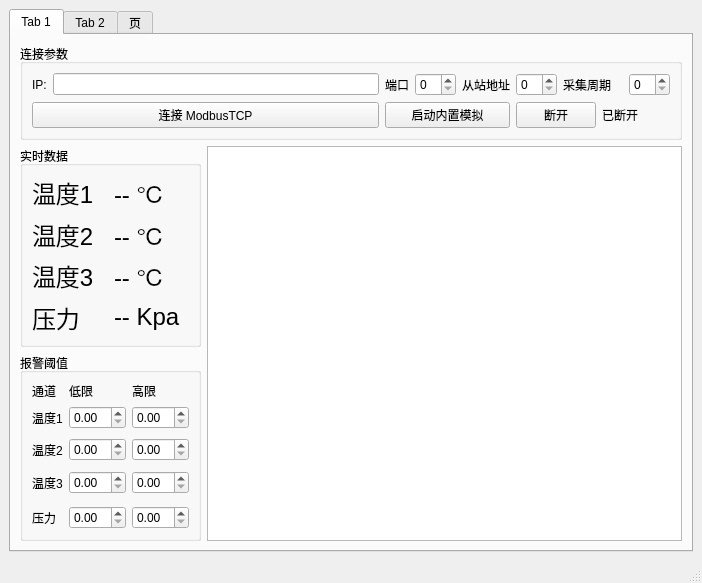
Kxq-xl/IEMonitor2.0, file mainwindow.ui: the form before one commit.
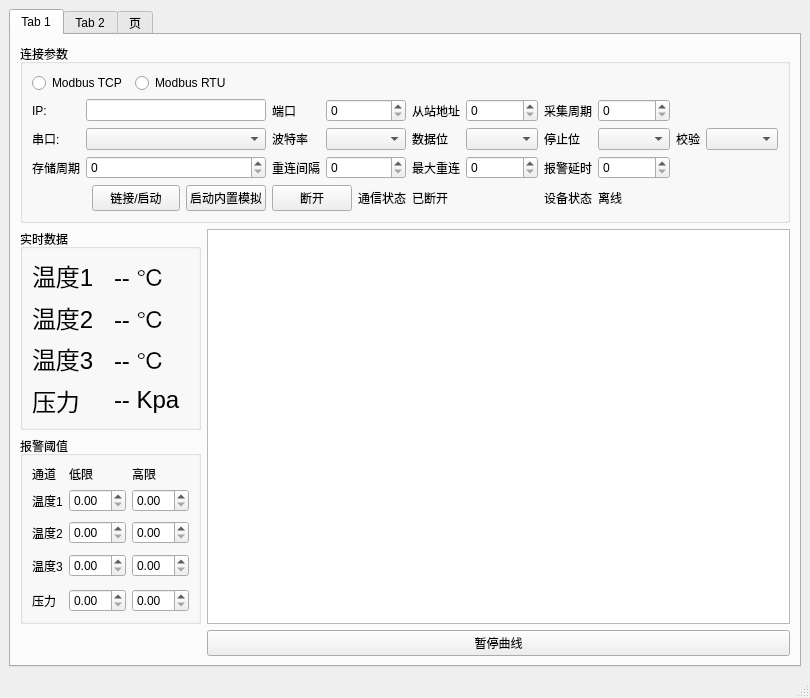
The form after the commit. Custom widgets are drawn as their Qt base class.

Commit message: 手动拖动了控件，更新了 UI 界面，然后在`initConnectionPage` 函数中 默认初始化了一些参数。

The edit to the form file:
```diff
--- a/mainwindow.ui
+++ b/mainwindow.ui
@@ -7,7 +7,7 @@
     <x>0</x>
     <y>0</y>
     <width>702</width>
-    <height>570</height>
+    <height>589</height>
    </rect>
   </property>
   <property name="windowTitle">
@@ -24,151 +24,9 @@
        <attribute name="title">
         <string>Tab 1</string>
        </attribute>
-       <layout class="QHBoxLayout" name="horizontalLayout_3">
-        <item>
-         <layout class="QGridLayout" name="gridLayout" rowstretch="0,1,0" columnstretch="1,4">
-          <item row="0" column="0" colspan="2">
-           <widget class="QGroupBox" name="conParaGBox">
-            <property name="title">
-             <string>连接参数</string>
-            </property>
-            <layout class="QGridLayout" name="gridLayout_8">
-             <item row="0" column="6" colspan="2">
-              <widget class="QLabel" name="label_Cycle">
-               <property name="text">
-                <string>采集周期</string>
-               </property>
-              </widget>
-             </item>
-             <item row="0" column="4">
-              <widget class="QLabel" name="label_Addr">
-               <property name="text">
-                <string>从站地址</string>
-               </property>
-              </widget>
-             </item>
-             <item row="1" column="5" colspan="2">
-              <widget class="QPushButton" name="disCon">
-               <property name="text">
-                <string>断开</string>
-               </property>
-              </widget>
-             </item>
-             <item row="0" column="1">
-              <widget class="QLineEdit" name="ipLine"/>
-             </item>
-             <item row="1" column="7" colspan="2">
-              <widget class="QLabel" name="label_IsCon">
-               <property name="text">
-                <string>已断开</string>
-               </property>
-              </widget>
-             </item>
-             <item row="0" column="2">
-              <widget class="QLabel" name="label_Port">
-               <property name="text">
-                <string>端口</string>
-               </property>
-              </widget>
-             </item>
-             <item row="1" column="0" colspan="2">
-              <widget class="QPushButton" name="conTcp">
-               <property name="text">
-                <string>连接 ModbusTCP</string>
-               </property>
-              </widget>
-             </item>
-             <item row="0" column="0">
-              <widget class="QLabel" name="label_IP">
-               <property name="text">
-                <string>IP:</string>
-               </property>
-              </widget>
-             </item>
-             <item row="0" column="8">
-              <widget class="QSpinBox" name="spinInterval"/>
-             </item>
-             <item row="1" column="2" colspan="3">
-              <widget class="QPushButton" name="pushButton">
-               <property name="text">
-                <string>启动内置模拟</string>
-               </property>
-              </widget>
-             </item>
-             <item row="0" column="5">
-              <widget class="QSpinBox" name="spinSlaveAddr"/>
-             </item>
-             <item row="0" column="3">
-              <widget class="QSpinBox" name="spinPort"/>
-             </item>
-            </layout>
-           </widget>
-          </item>
-          <item row="1" column="0">
-           <widget class="QGroupBox" name="dataGBox">
-            <property name="title">
-             <string>实时数据</string>
-            </property>
-            <layout class="QGridLayout" name="gridLayout_2" rowminimumheight="0,0,0,0">
-             <item row="0" column="0">
-              <widget class="QLabel" name="label_1">
-               <property name="text">
-                <string>&lt;html&gt;&lt;head/&gt;&lt;body&gt;&lt;p&gt;&lt;span style=&quot; font-size:18pt;&quot;&gt;温度1&lt;/span&gt;&lt;/p&gt;&lt;/body&gt;&lt;/html&gt;</string>
-               </property>
-              </widget>
-             </item>
-             <item row="1" column="0">
-              <widget class="QLabel" name="label_2">
-               <property name="text">
-                <string>&lt;html&gt;&lt;head/&gt;&lt;body&gt;&lt;p&gt;&lt;span style=&quot; font-size:18pt;&quot;&gt;温度2&lt;/span&gt;&lt;/p&gt;&lt;/body&gt;&lt;/html&gt;</string>
-               </property>
-              </widget>
-             </item>
-             <item row="1" column="1">
-              <widget class="QLabel" name="temp2">
-               <property name="text">
-                <string>&lt;html&gt;&lt;head/&gt;&lt;body&gt;&lt;p&gt;&lt;span style=&quot; font-size:18pt;&quot;&gt;-- ℃&lt;/span&gt;&lt;/p&gt;&lt;/body&gt;&lt;/html&gt;</string>
-               </property>
-              </widget>
-             </item>
-             <item row="2" column="0">
-              <widget class="QLabel" name="label_3">
-               <property name="text">
-                <string>&lt;html&gt;&lt;head/&gt;&lt;body&gt;&lt;p&gt;&lt;span style=&quot; font-size:18pt;&quot;&gt;温度3&lt;/span&gt;&lt;/p&gt;&lt;/body&gt;&lt;/html&gt;</string>
-               </property>
-              </widget>
-             </item>
-             <item row="2" column="1">
-              <widget class="QLabel" name="temp3">
-               <property name="text">
-                <string>&lt;html&gt;&lt;head/&gt;&lt;body&gt;&lt;p&gt;&lt;span style=&quot; font-size:18pt;&quot;&gt;-- ℃&lt;/span&gt;&lt;/p&gt;&lt;/body&gt;&lt;/html&gt;</string>
-               </property>
-              </widget>
-             </item>
-             <item row="3" column="0">
-              <widget class="QLabel" name="label_4">
-               <property name="text">
-                <string>&lt;html&gt;&lt;head/&gt;&lt;body&gt;&lt;p&gt;&lt;span style=&quot; font-size:18pt;&quot;&gt;压力&lt;/span&gt;&lt;/p&gt;&lt;/body&gt;&lt;/html&gt;</string>
-               </property>
-              </widget>
-             </item>
-             <item row="3" column="1">
-              <widget class="QLabel" name="pressure">
-               <property name="text">
-                <string>&lt;html&gt;&lt;head/&gt;&lt;body&gt;&lt;p&gt;&lt;span style=&quot; font-size:18pt;&quot;&gt;-- Kpa&lt;/span&gt;&lt;/p&gt;&lt;/body&gt;&lt;/html&gt;</string>
-               </property>
-              </widget>
-             </item>
-             <item row="0" column="1">
-              <widget class="QLabel" name="temp1">
-               <property name="text">
-                <string>&lt;html&gt;&lt;head/&gt;&lt;body&gt;&lt;p&gt;&lt;span style=&quot; font-size:18pt;&quot;&gt;-- ℃&lt;/span&gt;&lt;/p&gt;&lt;/body&gt;&lt;/html&gt;</string>
-               </property>
-              </widget>
-             </item>
-            </layout>
-           </widget>
-          </item>
+       <layout class="QGridLayout" name="gridLayout_5">
+        <item row="0" column="0">
+         <layout class="QGridLayout" name="gridLayout_4" rowstretch="0,1,0,0" columnstretch="1,4">
           <item row="1" column="1" rowspan="2">
            <widget class="QChartView" name="graphicsView"/>
           </item>
@@ -254,6 +112,280 @@
             </layout>
            </widget>
           </item>
+          <item row="3" column="1">
+           <widget class="QPushButton" name="pauseChartButton">
+            <property name="text">
+             <string>暂停曲线</string>
+            </property>
+           </widget>
+          </item>
+          <item row="1" column="0">
+           <widget class="QGroupBox" name="dataGBox">
+            <property name="title">
+             <string>实时数据</string>
+            </property>
+            <layout class="QGridLayout" name="gridLayout_2" rowminimumheight="0,0,0,0">
+             <item row="3" column="0">
+              <widget class="QLabel" name="label_4">
+               <property name="text">
+                <string>&lt;html&gt;&lt;head/&gt;&lt;body&gt;&lt;p&gt;&lt;span style=&quot; font-size:18pt;&quot;&gt;压力&lt;/span&gt;&lt;/p&gt;&lt;/body&gt;&lt;/html&gt;</string>
+               </property>
+              </widget>
+             </item>
+             <item row="1" column="0">
+              <widget class="QLabel" name="label_2">
+               <property name="text">
+                <string>&lt;html&gt;&lt;head/&gt;&lt;body&gt;&lt;p&gt;&lt;span style=&quot; font-size:18pt;&quot;&gt;温度2&lt;/span&gt;&lt;/p&gt;&lt;/body&gt;&lt;/html&gt;</string>
+               </property>
+              </widget>
+             </item>
+             <item row="2" column="0">
+              <widget class="QLabel" name="label_3">
+               <property name="text">
+                <string>&lt;html&gt;&lt;head/&gt;&lt;body&gt;&lt;p&gt;&lt;span style=&quot; font-size:18pt;&quot;&gt;温度3&lt;/span&gt;&lt;/p&gt;&lt;/body&gt;&lt;/html&gt;</string>
+               </property>
+              </widget>
+             </item>
+             <item row="3" column="1">
+              <widget class="QLabel" name="pressure">
+               <property name="text">
+                <string>&lt;html&gt;&lt;head/&gt;&lt;body&gt;&lt;p&gt;&lt;span style=&quot; font-size:18pt;&quot;&gt;-- Kpa&lt;/span&gt;&lt;/p&gt;&lt;/body&gt;&lt;/html&gt;</string>
+               </property>
+              </widget>
+             </item>
+             <item row="2" column="1">
+              <widget class="QLabel" name="temp3">
+               <property name="text">
+                <string>&lt;html&gt;&lt;head/&gt;&lt;body&gt;&lt;p&gt;&lt;span style=&quot; font-size:18pt;&quot;&gt;-- ℃&lt;/span&gt;&lt;/p&gt;&lt;/body&gt;&lt;/html&gt;</string>
+               </property>
+              </widget>
+             </item>
+             <item row="0" column="0">
+              <widget class="QLabel" name="label_1">
+               <property name="text">
+                <string>&lt;html&gt;&lt;head/&gt;&lt;body&gt;&lt;p&gt;&lt;span style=&quot; font-size:18pt;&quot;&gt;温度1&lt;/span&gt;&lt;/p&gt;&lt;/body&gt;&lt;/html&gt;</string>
+               </property>
+              </widget>
+             </item>
+             <item row="1" column="1">
+              <widget class="QLabel" name="temp2">
+               <property name="text">
+                <string>&lt;html&gt;&lt;head/&gt;&lt;body&gt;&lt;p&gt;&lt;span style=&quot; font-size:18pt;&quot;&gt;-- ℃&lt;/span&gt;&lt;/p&gt;&lt;/body&gt;&lt;/html&gt;</string>
+               </property>
+              </widget>
+             </item>
+             <item row="0" column="1">
+              <widget class="QLabel" name="temp1">
+               <property name="text">
+                <string>&lt;html&gt;&lt;head/&gt;&lt;body&gt;&lt;p&gt;&lt;span style=&quot; font-size:18pt;&quot;&gt;-- ℃&lt;/span&gt;&lt;/p&gt;&lt;/body&gt;&lt;/html&gt;</string>
+               </property>
+              </widget>
+             </item>
+            </layout>
+           </widget>
+          </item>
+          <item row="0" column="0" colspan="2">
+           <widget class="QGroupBox" name="conParaGBox">
+            <property name="title">
+             <string>连接参数</string>
+            </property>
+            <layout class="QGridLayout" name="gridLayout">
+             <item row="4" column="6">
+              <widget class="QLabel" name="label_Port_4">
+               <property name="text">
+                <string>重连间隔</string>
+               </property>
+              </widget>
+             </item>
+             <item row="1" column="7" colspan="2">
+              <widget class="QSpinBox" name="spinPort"/>
+             </item>
+             <item row="6" column="12">
+              <widget class="QLabel" name="label_14">
+               <property name="text">
+                <string>设备状态</string>
+               </property>
+              </widget>
+             </item>
+             <item row="6" column="8">
+              <widget class="QLabel" name="label_13">
+               <property name="text">
+                <string>通信状态</string>
+               </property>
+              </widget>
+             </item>
+             <item row="1" column="0">
+              <widget class="QLabel" name="label_IP">
+               <property name="text">
+                <string>IP:</string>
+               </property>
+              </widget>
+             </item>
+             <item row="1" column="9">
+              <widget class="QLabel" name="label_Addr">
+               <property name="text">
+                <string>从站地址</string>
+               </property>
+              </widget>
+             </item>
+             <item row="3" column="13">
+              <widget class="QComboBox" name="stopBitsCombo"/>
+             </item>
+             <item row="4" column="10">
+              <widget class="QSpinBox" name="maxReconnectSpin"/>
+             </item>
+             <item row="4" column="9">
+              <widget class="QLabel" name="label_Addr_3">
+               <property name="text">
+                <string>最大重连</string>
+               </property>
+              </widget>
+             </item>
+             <item row="3" column="9">
+              <widget class="QLabel" name="label_dataBits">
+               <property name="text">
+                <string>数据位</string>
+               </property>
+              </widget>
+             </item>
+             <item row="3" column="12">
+              <widget class="QLabel" name="label_stopBits">
+               <property name="text">
+                <string>停止位</string>
+               </property>
+              </widget>
+             </item>
+             <item row="1" column="13">
+              <widget class="QSpinBox" name="spinInterval"/>
+             </item>
+             <item row="6" column="2" colspan="2">
+              <widget class="QPushButton" name="conTcp">
+               <property name="text">
+                <string>链接/启动</string>
+               </property>
+              </widget>
+             </item>
+             <item row="4" column="13">
+              <widget class="QSpinBox" name="alarmDelaySpin"/>
+             </item>
+             <item row="1" column="6">
+              <widget class="QLabel" name="label_Port">
+               <property name="text">
+                <string>端口</string>
+               </property>
+              </widget>
+             </item>
+             <item row="0" column="3" colspan="2">
+              <widget class="QRadioButton" name="radioButton_2">
+               <property name="text">
+                <string>Modbus RTU</string>
+               </property>
+              </widget>
+             </item>
+             <item row="4" column="7" colspan="2">
+              <widget class="QSpinBox" name="reconnectIntervalSpin"/>
+             </item>
+             <item row="3" column="16">
+              <widget class="QComboBox" name="parityCombo"/>
+             </item>
+             <item row="3" column="14">
+              <widget class="QLabel" name="label_check">
+               <property name="text">
+                <string>校验</string>
+               </property>
+              </widget>
+             </item>
+             <item row="3" column="7" colspan="2">
+              <widget class="QComboBox" name="baudCombo"/>
+             </item>
+             <item row="6" column="4" colspan="2">
+              <widget class="QPushButton" name="pushButton">
+               <property name="text">
+                <string>启动内置模拟</string>
+               </property>
+              </widget>
+             </item>
+             <item row="6" column="9">
+              <widget class="QLabel" name="statusLabel">
+               <property name="text">
+                <string>已断开</string>
+               </property>
+              </widget>
+             </item>
+             <item row="6" column="6" colspan="2">
+              <widget class="QPushButton" name="disCon">
+               <property name="text">
+                <string>断开</string>
+               </property>
+              </widget>
+             </item>
+             <item row="3" column="6">
+              <widget class="QLabel" name="label_Baud">
+               <property name="text">
+                <string>波特率</string>
+               </property>
+              </widget>
+             </item>
+             <item row="3" column="0">
+              <widget class="QLabel" name="label_COM">
+               <property name="text">
+                <string>串口:</string>
+               </property>
+              </widget>
+             </item>
+             <item row="1" column="12">
+              <widget class="QLabel" name="label_Cycle">
+               <property name="text">
+                <string>采集周期</string>
+               </property>
+              </widget>
+             </item>
+             <item row="0" column="0" colspan="3">
+              <widget class="QRadioButton" name="radioButton">
+               <property name="text">
+                <string>Modbus TCP</string>
+               </property>
+              </widget>
+             </item>
+             <item row="3" column="10">
+              <widget class="QComboBox" name="dataBitsCombo"/>
+             </item>
+             <item row="1" column="10">
+              <widget class="QSpinBox" name="spinSlaveAddr"/>
+             </item>
+             <item row="4" column="12">
+              <widget class="QLabel" name="label_Cycle_3">
+               <property name="text">
+                <string>报警延时</string>
+               </property>
+              </widget>
+             </item>
+             <item row="6" column="13" colspan="2">
+              <widget class="QLabel" name="onlineLabel">
+               <property name="text">
+                <string>离线</string>
+               </property>
+              </widget>
+             </item>
+             <item row="4" column="0">
+              <widget class="QLabel" name="label_IP_3">
+               <property name="text">
+                <string>存储周期</string>
+               </property>
+              </widget>
+             </item>
+             <item row="1" column="1" colspan="5">
+              <widget class="QLineEdit" name="ipLine"/>
+             </item>
+             <item row="3" column="1" colspan="5">
+              <widget class="QComboBox" name="serialPortCombo"/>
+             </item>
+             <item row="4" column="1" colspan="5">
+              <widget class="QSpinBox" name="saveIntervalSpin"/>
+             </item>
+            </layout>
+           </widget>
+          </item>
          </layout>
         </item>
        </layout>
```
The commit also changes 2 other files.
